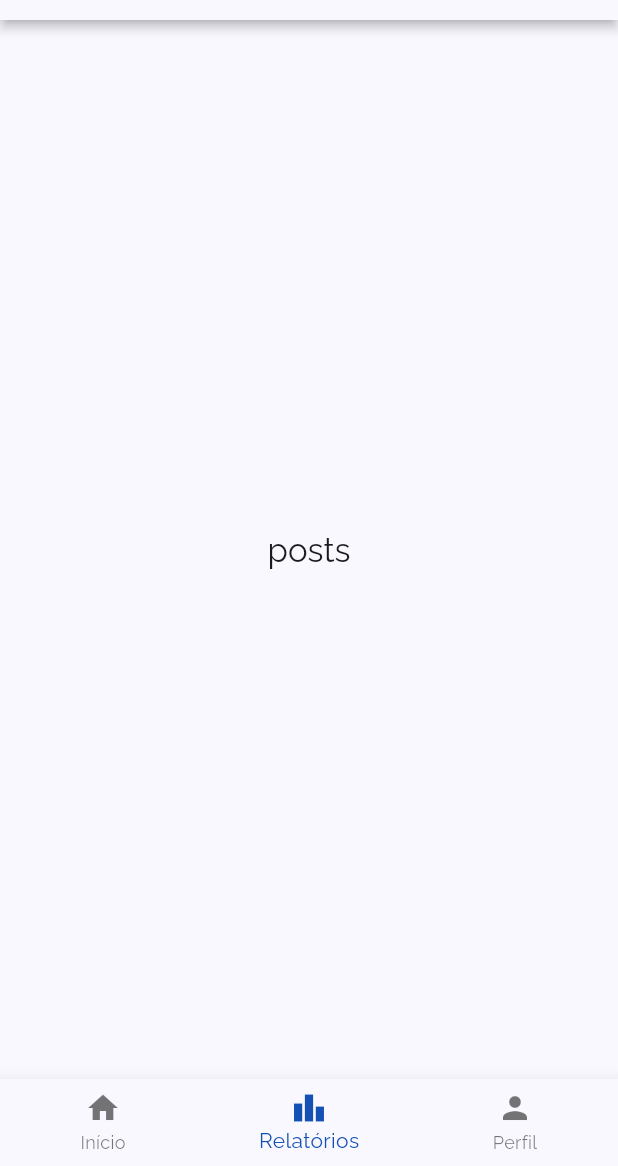
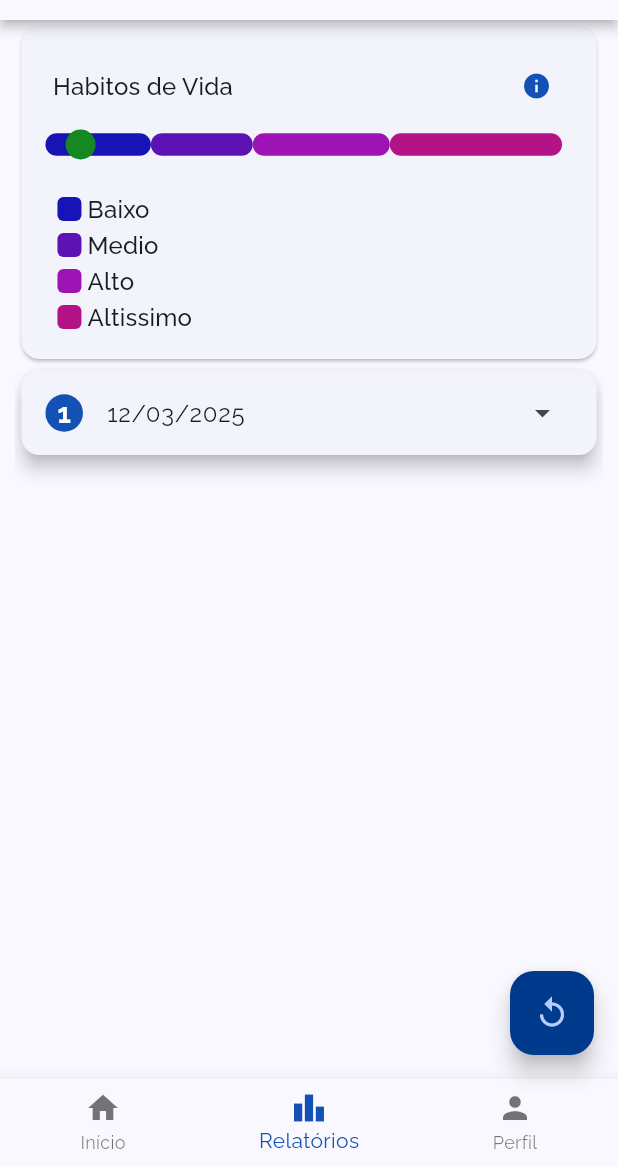
Before and after one commit to Pedro-jferreira/DigPrev, a Flutter app: the screen it shows once a user with an empty profile is signed in, swiped to page 2, on a phone screen of 412 x 824 dp, the part 70-1236 px from its top. Run offline on Flutter 3.47's test engine with Material 3 defaults, Android fonts, the phone set to English and light mode, and no system bars; our stand-ins replace cloud_firestore, firebase_auth, firebase_core, flutter_hooks, freezed_annotation, go_router and 3 more; missing offline and left inert: lucid_validation, result_command; accounts and stored records are empty; generated files the repository leaves out were written again.

Commit message:
:sparkles: feat (Result) componentes de resultado criados

```diff
--- a/lib/config/dependencies.dart
+++ b/lib/config/dependencies.dart
@@ -13,6 +13,7 @@ import 'package:digprev_flutter/domain/use_cases/responseCardGenerator/responseC
 import 'package:digprev_flutter/ui/home/viewModels/homeViewModel.dart';
 import 'package:digprev_flutter/ui/questionnaire/question/viewModels/formViewModel.dart';
 import 'package:digprev_flutter/ui/questionnaire/questionnaire/viewModels/questionnaireViewModel.dart';
+import 'package:digprev_flutter/ui/questionnaire/restart/viewModels/restartViewModel.dart';
 import 'package:digprev_flutter/ui/questionnaire/section/viewModels/sectionViewModel.dart';
 import 'package:digprev_flutter/ui/start_auth/view_models/loginViewModel.dart';
 import 'package:flutter/src/widgets/framework.dart';
@@ -80,5 +81,10 @@ List<SingleChildWidget> get providersRemote {
     ChangeNotifierProvider<HomeViewModel>(
       create: (BuildContext context) => HomeViewModel(),
     ),
+    ChangeNotifierProvider<RestartViewModel>(
+      create: (BuildContext context) => RestartViewModel(
+          cardGenerator: context.read(),
+          repository: context.read()),
+    ),
   ];
 }
--- a/lib/main.dart
+++ b/lib/main.dart
@@ -6,17 +6,46 @@ import 'package:digprev_flutter/ui/core/theme/theme.dart';
 import 'package:digprev_flutter/ui/core/theme/util.dart';
 import 'package:firebase_core/firebase_core.dart';
 import 'package:flutter/material.dart';
+import 'package:flutter/scheduler.dart';
 import 'package:provider/provider.dart';
 import 'package:flutter_localizations/flutter_localizations.dart';
 
 void main() async {
   WidgetsFlutterBinding.ensureInitialized();
   await Firebase.initializeApp(options: DefaultFirebaseOptions.currentPlatform);
-  runApp(MultiProvider(providers: providersRemote, child: const MyApp()));
+  runApp(MultiProvider(providers: providersRemote, child: MyApp()));
 }
 
-class MyApp extends StatelessWidget {
+class MyApp extends StatefulWidget {
   const MyApp({super.key});
+
+  @override
+  State<MyApp> createState() => _MyAppState();
+}
+
+class _MyAppState extends State<MyApp> with WidgetsBindingObserver {
+  Brightness _brightness =
+      SchedulerBinding.instance.platformDispatcher.platformBrightness;
+
+  @override
+  void initState() {
+    super.initState();
+    WidgetsBinding.instance.addObserver(this);
+  }
+
+  @override
+  void dispose() {
+    WidgetsBinding.instance.removeObserver(this);
+    super.dispose();
+  }
+
+  @override
+  void didChangePlatformBrightness() {
+    setState(() {
+      _brightness =
+          SchedulerBinding.instance.platformDispatcher.platformBrightness;
+    });
+  }
 
   @override
   Widget build(BuildContext context) {
--- a/lib/routing/pages/report.dart
+++ b/lib/routing/pages/report.dart
@@ -1,5 +1,6 @@
 import 'package:digprev_flutter/routing/routes.dart';
 import 'package:digprev_flutter/ui/core/widgets/dummy.dart';
+import 'package:digprev_flutter/ui/report/widgets/reportPageWidget.dart';
 import 'package:flutter/material.dart';
 import 'package:go_router/go_router.dart';
 
@@ -10,6 +11,6 @@ class PostsRoute extends GoRoute {
         path: AppRoutes.report.path,
         pageBuilder:
             (BuildContext context, GoRouterState state) =>
-                const MaterialPage<dynamic>(child: Dummy(title: 'posts')),
+                const MaterialPage<dynamic>(child: reportPageWidget()),
       );
 }
--- a/lib/routing/router.dart
+++ b/lib/routing/router.dart
@@ -7,6 +7,7 @@ import 'package:digprev_flutter/routing/pages/start.dart';
 import 'package:digprev_flutter/routing/routes.dart';
 import 'package:digprev_flutter/ui/home/viewModels/homeViewModel.dart';
 import 'package:digprev_flutter/ui/home/widgets/homePageWidget.dart';
+import 'package:digprev_flutter/ui/questionnaire/restart/viewModels/restartViewModel.dart';
 import 'package:flutter/material.dart';
 import 'package:go_router/go_router.dart';
 import 'package:digprev_flutter/ui/home/widgets/pageNavigation/navigatorContainerWithPageView.dart';
@@ -42,6 +43,7 @@ GoRouter router({required AuthNotifier authNotifier}) {
             ) => HomePageWidget(
               child: child,
               viewModel: context.watch<HomeViewModel>(),
+              restartViewModel: context.watch<RestartViewModel>(),
             ),
         branches: <StatefulShellBranch>[
           StatefulShellBranch(routes: <RouteBase>[HomeRoute()]),
--- a/lib/ui/core/theme/theme.dart
+++ b/lib/ui/core/theme/theme.dart
@@ -175,7 +175,7 @@ class MaterialTheme {
       brightness: Brightness.dark,
       primary: Color(0xff1351b4),
       surfaceTint: Color(0xffb0c6ff),
-      onPrimary: Color(0xff002d6f),
+      onPrimary: Color(0xffffffff),
       primaryContainer: Color(0xffb0c6ff),
       onPrimaryContainer: Color(0xffb8cbff),
       secondary: Color(0xff168821),
--- a/lib/ui/home/widgets/homePageWidget.dart
+++ b/lib/ui/home/widgets/homePageWidget.dart
@@ -4,16 +4,20 @@ import 'package:digprev_flutter/ui/home/widgets/bottomNavigationWidget.dart';
 import 'package:digprev_flutter/ui/home/widgets/navigateDrawerWidget.dart';
 import 'package:digprev_flutter/ui/home/widgets/navigationRailWidget.dart';
 import 'package:digprev_flutter/ui/home/widgets/topAppBarWidget.dart';
+import 'package:digprev_flutter/ui/questionnaire/restart/viewModels/restartViewModel.dart';
+import 'package:digprev_flutter/ui/questionnaire/restart/widgets/restartButtonWidget.dart';
 import 'package:flutter/material.dart';
 import 'package:go_router/go_router.dart';
 
 class HomePageWidget extends StatefulWidget {
   final StatefulNavigationShell child;
   final HomeViewModel viewModel;
+  final RestartViewModel restartViewModel;
 
   const HomePageWidget({
     required this.child,
     required this.viewModel,
+    required this.restartViewModel,
     super.key,
   });
 
@@ -37,6 +41,7 @@ class _HomePageWidgetState extends State<HomePageWidget> {
         currentIndex: widget.child.currentIndex,
         onTap: (int index) => widget.child.goBranch(index),
       ),
+      floatingActionButton: floatingActionButton(),
     );
   }
 
@@ -58,9 +63,16 @@ class _HomePageWidgetState extends State<HomePageWidget> {
       drawer: NavigationDrawerWidget(
         selectedIndex: widget.child.currentIndex,
         onDestinationSelected: (int index) => widget.child.goBranch(index),
+      ),
+      floatingActionButton: floatingActionButton(),
+    );
+  }
 
-      ),
-    );
+  Widget? floatingActionButton() {
+    if (widget.restartViewModel.responseCard == null)
+      return RestartButtonWidget(viewModel: widget.restartViewModel);
+
+    return null;
   }
 
   Widget buildNavigationDrawerScaffold(BuildContext context) {
@@ -72,7 +84,6 @@ class _HomePageWidgetState extends State<HomePageWidget> {
             onDestinationSelected: (int index) => widget.child.goBranch(index),
           ),
 
-
           Expanded(
             child: Center(
               child: Padding(
@@ -83,7 +94,14 @@ class _HomePageWidgetState extends State<HomePageWidget> {
           ),
         ],
       ),
+      floatingActionButton: floatingActionButton(),
     );
+  }
+
+  @override
+  void initState() {
+    widget.restartViewModel.observerPending();
+    super.initState();
   }
 
   @override
--- a/lib/ui/questionnaire/questionnaire/widgets/stagePageWidget.dart
+++ b/lib/ui/questionnaire/questionnaire/widgets/stagePageWidget.dart
@@ -65,7 +65,7 @@ class _StagePageWidgetState extends State<StagePageWidget> {
                 itemCount: _stages.length,
                 itemBuilder: (BuildContext contex, int index) {
                   return Stagewidget(
-                    isAvailable: _currentStageIndex == index,
+                    isAvailable: true,
                     stage: _stages[index],
                     onProgressStateChanged: (ProgressState state) {
                       _onProgressStateChanged(index, state);
--- a/lib/ui/questionnaire/questionnaire/widgets/stageWidget.dart
+++ b/lib/ui/questionnaire/questionnaire/widgets/stageWidget.dart
@@ -40,7 +40,7 @@ class _StagewidgetState extends State<Stagewidget> {
   }
 
   void _updateProgress() {
-    final double valueByViewModel = 0.0;
+    final double valueByViewModel = 0.2;
     if (valueByViewModel != _progress) {
       setState(() {
         _progress = valueByViewModel;
--- a/lib/ui/questionnaire/restart/viewModels/restartViewModel.dart
+++ b/lib/ui/questionnaire/restart/viewModels/restartViewModel.dart
@@ -0,0 +1,41 @@
+import 'dart:async';
+
+import 'package:digprev_flutter/data/repositories/responseCardRepository/responseCardRepository.dart';
+import 'package:digprev_flutter/domain/models/question/question.dart';
+import 'package:digprev_flutter/domain/models/responseCard/responseCard.dart';
+import 'package:digprev_flutter/domain/use_cases/responseCardGenerator/responseCardGenerator.dart';
+import 'package:flutter/material.dart';
+import 'package:result_command/result_command.dart';
+import 'package:result_dart/result_dart.dart';
+
+class RestartViewModel extends ChangeNotifier {
+  RestartViewModel({
+    required ResponseCardGenerator cardGenerator,
+    required ResponseCardRepository repository,
+  }) : _cardGenerator = cardGenerator,
+       _repository = repository;
+
+  final ResponseCardGenerator _cardGenerator;
+  final ResponseCardRepository _repository;
+
+  ResponseCard? _responseCard;
+  ResponseCard? get responseCard => _responseCard;
+
+  late Command0<ResponseCard> generateCardResponse = Command0<ResponseCard>(
+    _generate,
+  );
+
+  void observerPending() {
+    _repository.observerPending().listen((Result<ResponseCard> onData) {
+      _responseCard = onData.fold(
+        (ResponseCard onSuccess) => onSuccess,
+        (Exception onFailure) => null,
+      );
+      notifyListeners();
+    });
+  }
+
+  AsyncResult<ResponseCard> _generate() {
+    return _cardGenerator.generate();
+  }
+}
--- a/lib/ui/questionnaire/restart/widgets/restartButtonWidget.dart
+++ b/lib/ui/questionnaire/restart/widgets/restartButtonWidget.dart
@@ -1,7 +1,10 @@
+import 'package:digprev_flutter/ui/questionnaire/restart/viewModels/restartViewModel.dart';
 import 'package:flutter/material.dart';
+import 'package:provider/provider.dart';
 
 class RestartButtonWidget extends StatefulWidget {
-  const RestartButtonWidget({super.key});
+  const RestartButtonWidget({required this.viewModel,super.key});
+  final RestartViewModel viewModel;
 
   @override
   State<RestartButtonWidget> createState() =>
@@ -23,12 +26,12 @@ class _RestartButtonWidgetState extends State<RestartButtonWidget>
 
   @override
   void dispose() {
-    _controller.dispose();
     super.dispose();
   }
 
   void _onPressed() {
-    if (!_controller.isAnimating) {
+    widget.viewModel.generateCardResponse.execute();
+    if ( widget.viewModel.generateCardResponse.isRunning) {
       _controller.repeat();
     }
   }
--- a/lib/ui/questionnaire/section/widgets/navigationButtonsWidget.dart
+++ b/lib/ui/questionnaire/section/widgets/navigationButtonsWidget.dart
@@ -19,7 +19,7 @@ class NavigationButtonsWidget extends StatelessWidget {
         children: <Widget>[
           FilledButton.icon(
             onPressed: onPrevious,
-            icon: const Icon(Icons.arrow_back), // Ícone de seta para a esquerda
+            icon:  const Icon(Icons.arrow_back,), // Ícone de seta para a esquerda
             label: const Text('Voltar'),
           ),
           FilledButton.icon(
--- /dev/null
+++ b/lib/ui/report/result/widgets/resultExpansionTile.dart
@@ -0,0 +1,90 @@
+import 'package:digprev_flutter/domain/models/responseCard/responseCard.dart';
+import 'package:flutter/material.dart';
+import 'package:intl/intl.dart';
+
+class ResultExpansionTileWidget extends StatefulWidget {
+  const ResultExpansionTileWidget({
+    required this.responseCard,
+    required this.index,
+    super.key,
+  });
+
+  final int index;
+  final ResponseCard responseCard;
+
+  @override
+  State<ResultExpansionTileWidget> createState() =>
+      _ResultExpansionTileWidgetState();
+}
+
+class _ResultExpansionTileWidgetState extends State<ResultExpansionTileWidget> {
+  bool _customTileExpanded = false;
+
+  @override
+  Widget build(BuildContext context) {
+    final String formattedDate = DateFormat('dd/MM/yyyy').format(widget.responseCard.date);
+    return Card(
+      elevation: 5,
+      child: ExpansionTile(
+        shape: LinearBorder.none,
+      collapsedShape: LinearBorder.none,
+        title: Text(formattedDate),
+        leading: Container(
+          width: 25,
+          height: 25,
+          decoration: BoxDecoration(
+            color: Theme.of(context).colorScheme.primary,
+            shape: BoxShape.circle,
+          ),
+          child: Center(
+            child: Text(
+              '${widget.index}',
+              style: TextStyle(
+                color: Theme.of(context).colorScheme.primaryFixed,
+                fontSize: 18,
+                fontWeight: FontWeight.bold,
+              ),
+            ),
+          ),
+        ),
+        trailing: Icon(
+          _customTileExpanded ? Icons.arrow_drop_up : Icons.arrow_drop_down,
+        ),
+        children: <Widget>[
+          const Padding(
+            padding: EdgeInsets.symmetric(horizontal: 20.0),
+            child: Divider(),
+          ),
+          Padding(
+            padding: const EdgeInsets.only(
+              right: 10,
+              left: 10,
+              top: 5,
+              bottom: 10,
+            ),
+            child: Row(
+              mainAxisAlignment: MainAxisAlignment.spaceBetween,
+              children: [
+                IconButton(
+                  onPressed: () {},
+                  icon: Icon(Icons.share_rounded,
+                  color: Theme.of(context).colorScheme.primary,),
+                ),
+                FilledButton.icon(
+                  onPressed: () {},
+                  icon: const Icon(Icons.visibility_rounded),
+                  label: const Text('Ver Resultados'),
+                ),
+              ],
+            ),
+          ),
+        ],
+        onExpansionChanged: (bool expanded) {
+          setState(() {
+            _customTileExpanded = expanded;
+          });
+        },
+      ),
+    );
+  }
+}
--- /dev/null
+++ b/lib/ui/report/widgets/reportPageWidget.dart
@@ -0,0 +1,52 @@
+import 'package:digprev_flutter/domain/models/responseCard/responseCard.dart';
+import 'package:digprev_flutter/domain/models/section/stageLabel.dart';
+import 'package:digprev_flutter/ui/report/result/widgets/resultExpansionTile.dart';
+import 'package:digprev_flutter/ui/report/widgets/resultIndicatorCardWidget.dart';
+import 'package:flutter/material.dart';
+
+class reportPageWidget extends StatelessWidget {
+  const reportPageWidget({super.key});
+
+  @override
+  Widget build(BuildContext context) {
+    final ResponseCard card = ResponseCard(
+      id: '',
+      userRef: '',
+      date: DateTime.now(),
+      sections: [],
+      isCalculated: true,
+      isCompleted: true,
+    );
+    final List<StageLabel> stages = <StageLabel>[
+      const StageLabel(min: 0, max: 30, label: 'Baixo'),
+      const StageLabel(min: 31, max: 60, label: 'Medio'),
+      const StageLabel(min: 61, max: 100, label: 'Alto'),
+      const StageLabel(min: 101, max: 150, label: 'Altissimo'),
+    ];
+    return LayoutBuilder(
+      builder: (BuildContext context, BoxConstraints constraints) {
+        final double availableHeight = constraints.maxHeight;
+        return Column(
+          children: <Widget>[
+            SizedBox(
+              child: Center(
+                child: ResultIndicatorCardWidget(
+                  title: 'Habitos de Vida',
+                  tooltipText: 'gráfico',
+                  maxValue: 150,
+                  indicatorValue: 10,
+                  stages: stages,
+                ),
+              ),
+            ),
+            SizedBox(
+              child: Center(
+                child: ResultExpansionTileWidget(responseCard: card, index: 1),
+              ),
+            ),
+          ],
+        );
+      },
+    );
+  }
+}
--- /dev/null
+++ b/lib/ui/report/widgets/resultIndicatorCardWidget.dart
@@ -0,0 +1,147 @@
+import 'package:digprev_flutter/domain/models/section/stageLabel.dart';
+import 'package:digprev_flutter/ui/core/widgets/titleToolTip.dart';
+import 'package:flutter/material.dart';
+
+class ResultIndicatorCardWidget extends StatelessWidget {
+  final double maxValue;
+  final double indicatorValue;
+  final List<StageLabel> stages;
+  final String title;
+  final String tooltipText;
+
+  const ResultIndicatorCardWidget({
+    required this.maxValue,
+    required this.indicatorValue,
+    required this.stages,
+    required this.tooltipText,
+    required this.title,
+    super.key,
+  });
+
+  List<Color> _generateColorVariants(
+    Color baseColor,
+    int count, {
+    double hueStep = 25.0,
+  }) {
+    final HSLColor hslBase = HSLColor.fromColor(baseColor);
+    final double baseHue = hslBase.hue;
+
+    return List<Color>.generate(count, (int index) {
+      final double newHue = (baseHue + (hueStep * (index + 1))) % 360;
+      return hslBase.withHue(newHue).toColor();
+    });
+  }
+
+  @override
+  Widget build(BuildContext context) {
+    final Color baseColor = Theme.of(context).colorScheme.primary;
+    final List<Color> stageColors = _generateColorVariants(
+      baseColor,
+      stages.length,
+    );
+    return Card(
+      child: Padding(
+        padding: const EdgeInsets.all(16.0),
+        child: Column(
+          children: <Widget>[
+            TitleToolTip(title: title, tooltipText: tooltipText),
+            CustomPaint(
+              size: const Size(double.infinity, 30),
+              painter: BarPainter(
+                maxValue,
+                indicatorValue,
+                stages,
+                stageColors,
+                context,
+              ),
+            ),
+            const SizedBox(height: 16),
+            getSteps(stageColors, stages, context)
+            // Adicionando a legenda
+          ],
+        ),
+      ),
+    );
+  }
+}
+
+Widget getSteps(
+  List<Color> stageColors,
+  List<StageLabel> stages,
+  BuildContext context,
+) {
+  return Column(
+    mainAxisAlignment: MainAxisAlignment.center,
+    children: List<Widget>.generate(stages.length, (int index) {
+      return Padding(
+        padding: const EdgeInsets.symmetric(horizontal: 8),
+        child: Row(
+          children: <Widget>[
+            Container(
+              width: 16,
+              height: 16,
+              decoration: BoxDecoration(
+                color: stageColors[index],
+                borderRadius: BorderRadius.circular(4),
+              ),
+            ),
+            const SizedBox(width: 4),
+            Text(
+              stages[index].label,
+              style: Theme.of(context).textTheme.titleMedium,
+            ),
+          ],
+        ),
+      );
+    }),
+  );
+}
+
+class BarPainter extends CustomPainter {
+  final double maxValue;
+  final double indicatorValue;
+  final List<StageLabel> stages;
+  final List<Color> stageColors;
+  final BuildContext context;
+
+  BarPainter(
+    this.maxValue,
+    this.indicatorValue,
+    this.stages,
+    this.stageColors,
+    this.context,
+  );
+
+  @override
+  void paint(Canvas canvas, Size size) {
+    final double barHeight = size.height / 2;
+    double startX = 0;
+
+    // Desenha os estágios coloridos
+    for (int i = 0; i < stages.length; i++) {
+      final StageLabel stage = stages[i];
+      final double stageWidth = (stage.max - stage.min) / maxValue * size.width;
+      final Paint stagePaint = Paint()..color = stageColors[i];
+
+      canvas.drawRRect(
+        RRect.fromRectAndRadius(
+          Rect.fromLTWH(startX, size.height / 4, stageWidth, barHeight),
+          const Radius.circular(10),
+        ),
+        stagePaint,
+      );
+
+      startX += stageWidth;
+    }
+
+    double indicatorX = (indicatorValue / maxValue) * size.width;
+    indicatorX = indicatorX.clamp(0, size.width);
+
+    final Paint indicatorPaint =
+        Paint()..color = Theme.of(context).colorScheme.secondary;
+    canvas.drawCircle(Offset(indicatorX, size.height / 2), 10, indicatorPaint);
+  }
+
+  @override
+  bool shouldRepaint(covariant CustomPainter oldDelegate) => true;
+}
--- a/pubspec.yaml
+++ b/pubspec.yaml
@@ -29,6 +29,7 @@ dependencies:
   intl: ^0.19.0
   flutter_localization: ^0.3.1
   flutter_hooks: ^0.21.2
+  fl_chart: ^0.70.2
 
 
 dev_dependencies:
```
Also changed, not shown: lib/ui/questionnaire/question/viewModels/formViewModel.dart (+2 -6 lines), lib/ui/questionnaire/question/widgets/dynamicFormField.dart (+14 -1 lines), lib/ui/questionnaire/question/widgets/questionFormWidget.dart (+8 -7 lines), lib/ui/questionnaire/section/widgets/sectionPageWidget.dart (+52 -39 lines), lib/ui/questionnaire/section/widgets/stepperIndicatorWidget.dart (+14 -8 lines), pubspec.lock.
